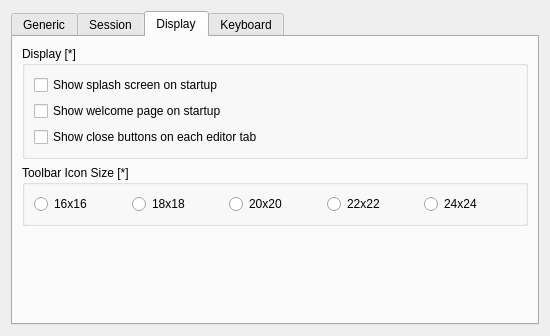
visualfc/liteide, file liteidex/src/liteapp/liteappoption.ui: the form before one commit.
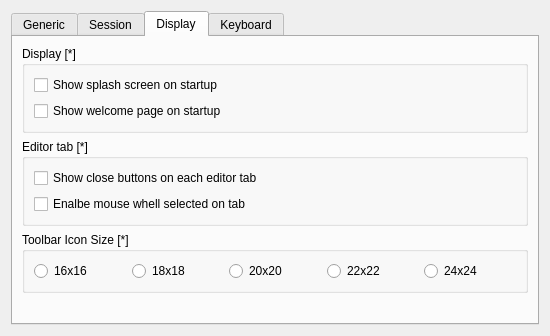
The form after the commit. The open tabs and pages were chosen to show the change.

Commit message: fix editor changed broken, add mouse tab editor whell option

Patch:
```diff
--- a/liteidex/src/liteapp/liteappoption.ui
+++ b/liteidex/src/liteapp/liteappoption.ui
@@ -326,6 +326,15 @@
             </property>
            </widget>
           </item>
+         </layout>
+        </widget>
+       </item>
+       <item>
+        <widget class="QGroupBox" name="groupBox_7">
+         <property name="title">
+          <string>Editor tab [*]</string>
+         </property>
+         <layout class="QVBoxLayout" name="verticalLayout_8">
           <item>
            <widget class="QCheckBox" name="editorTabsClosableCheckBox">
             <property name="text">
@@ -333,6 +342,13 @@
             </property>
            </widget>
           </item>
+          <item>
+           <widget class="QCheckBox" name="editorTabsEnableWhellCheckBox">
+            <property name="text">
+             <string>Enalbe mouse whell selected on tab</string>
+            </property>
+           </widget>
+          </item>
          </layout>
         </widget>
        </item>
```
The commit also changes 6 other files.
